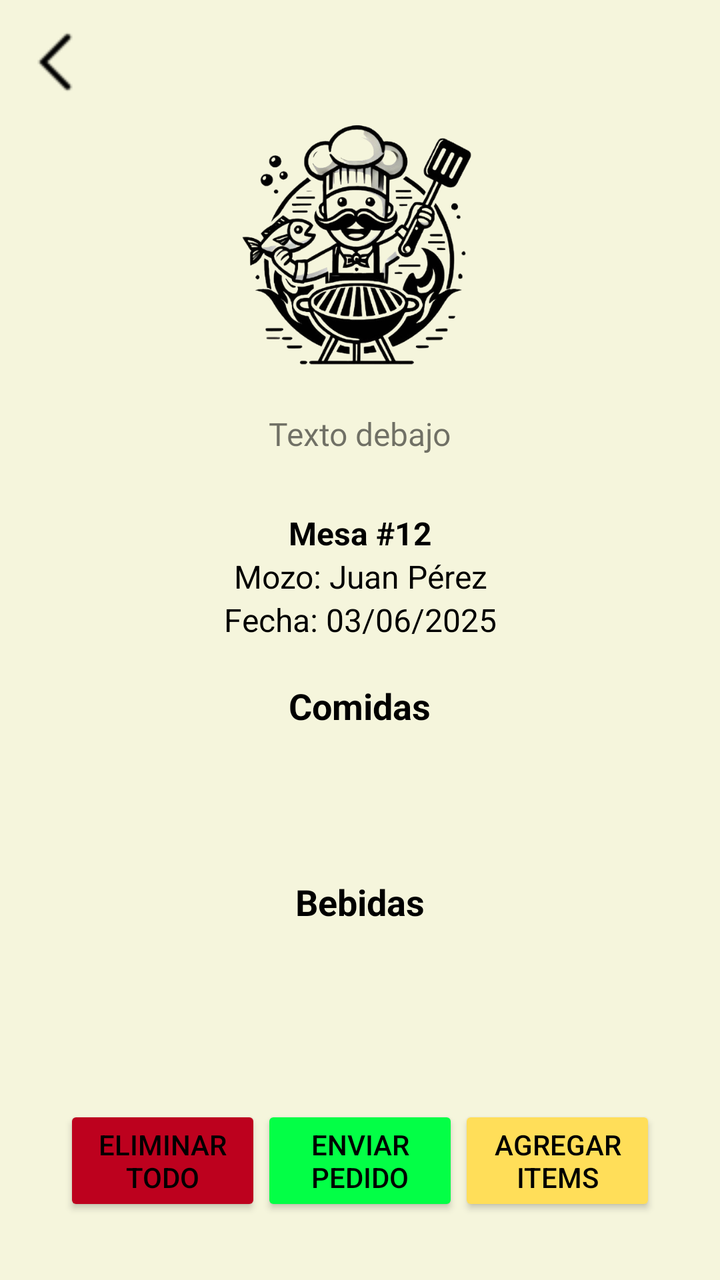
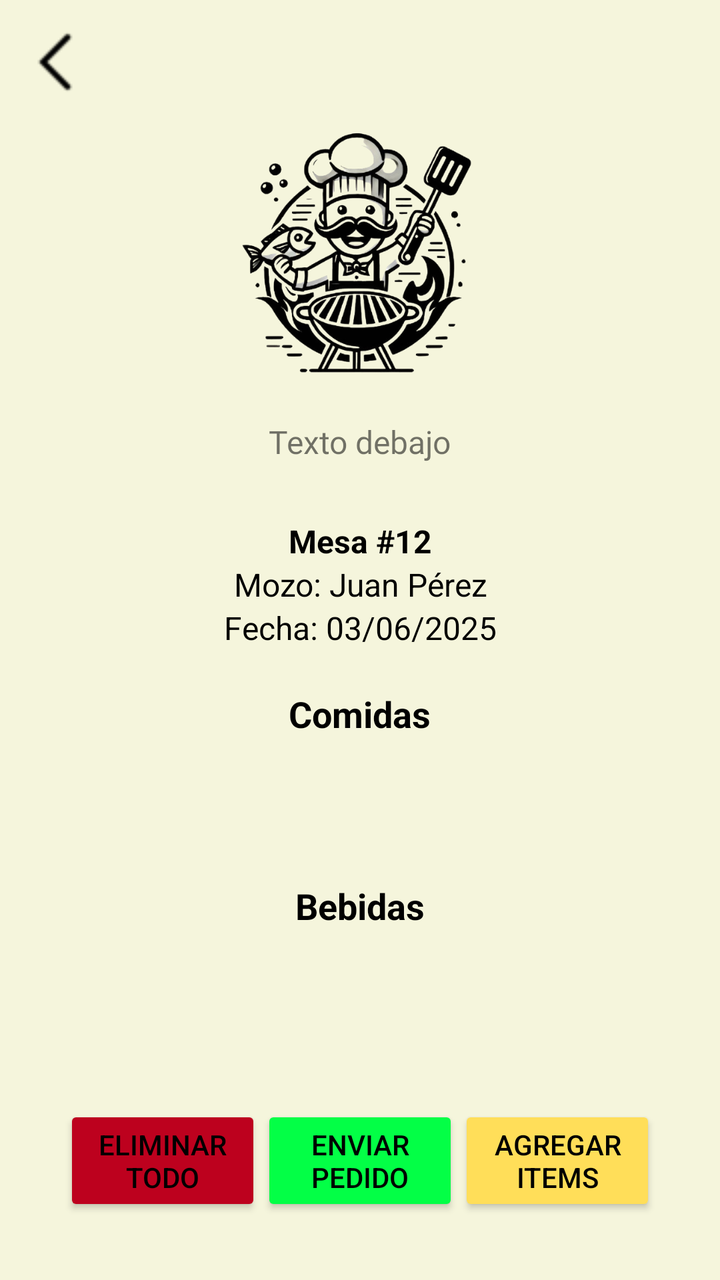

Before-and-after screenshots of an Android layout around one commit, followed by the original layout XML and the change that was made.
<!-- AndroidManifest.xml: application theme Theme.Practica_04 -->
<!-- res/layout/activity_6_pedido.xml -->
<?xml version="1.0" encoding="utf-8"?>
<LinearLayout xmlns:android="http://schemas.android.com/apk/res/android"
    xmlns:app="http://schemas.android.com/apk/res-auto"
    android:layout_width="match_parent"
    android:layout_height="match_parent"
    android:orientation="vertical"
    android:padding="16dp"
    android:gravity="center"
    android:background="#F5F5DC">

    <LinearLayout
        android:layout_width="match_parent"
        android:layout_height="wrap_content"
        android:gravity="start"
        android:layout_marginBottom="8dp">

        <ImageButton
            android:id="@+id/btnBack"
            android:layout_width="wrap_content"
            android:layout_height="wrap_content"
            android:background="@android:color/transparent"
            android:src="@drawable/back_icon"/>
    </LinearLayout>

    <include
        android:id="@+id/textPedido"
        layout="@layout/componente_imagen_logo"/>

    <LinearLayout
        android:layout_width="match_parent"
        android:layout_height="wrap_content"
        android:orientation="vertical"
        android:padding="12dp"
        android:gravity="center"
        android:layout_marginBottom="8dp"> 

        <TextView
            android:id="@+id/textMesaNumero"
            android:layout_width="match_parent"
            android:layout_height="wrap_content"
            android:text="Mesa #12"
            android:textSize="16sp"
            android:textStyle="bold"
            android:textColor="@android:color/black"
            android:gravity="center"/>

        <TextView
            android:id="@+id/textMozo"
            android:layout_width="match_parent"
            android:layout_height="wrap_content"
            android:text="Mozo: Juan Pérez"
            android:textSize="16sp"
            android:textColor="@android:color/black"
            android:gravity="center"/>

        <TextView
            android:id="@+id/textFecha"
            android:layout_width="match_parent"
            android:layout_height="wrap_content"
            android:text="Fecha: 03/06/2025"
            android:textSize="16sp"
            android:textColor="@android:color/black"
            android:gravity="center"/>
    </LinearLayout>


    
    <TextView
        android:layout_width="wrap_content"
        android:layout_height="wrap_content"
        android:text="Comidas"
        android:textSize="18sp"
        android:textStyle="bold"
        android:textColor="@android:color/black"/>

    <androidx.recyclerview.widget.RecyclerView
        android:id="@+id/recyclerComidas"
        android:layout_width="match_parent"
        android:layout_height="0dp"
        android:layout_weight="1"
        android:paddingBottom="8dp"/>

    
    <TextView
        android:layout_width="wrap_content"
        android:layout_height="wrap_content"
        android:text="Bebidas"
        android:textSize="18sp"
        android:textStyle="bold"
        android:textColor="@android:color/black"/>

    <androidx.recyclerview.widget.RecyclerView
        android:id="@+id/recyclerBebidas"
        android:layout_width="match_parent"
        android:layout_height="0dp"
        android:layout_weight="1"
        android:paddingBottom="8dp"/>
    <LinearLayout
        android:layout_width="match_parent"
        android:layout_height="wrap_content"
        android:orientation="horizontal"
        android:gravity="center"
        android:padding="16dp">

        <Button
            android:id="@+id/btnEliminarTodo"
            android:layout_width="0dp"
            android:layout_height="wrap_content"
            android:layout_weight="1"
            android:text="Eliminar Todo"
            android:fillViewport="true"
            android:textColor="@color/black"
            android:backgroundTint="@color/red_background"
            />

        <Button
            android:id="@+id/btnEnviarPedido"
            android:layout_width="0dp"
            android:layout_height="wrap_content"
            android:layout_weight="1"
            android:text="Enviar Pedido"
            android:fillViewport="true"
            android:backgroundTint="@color/green_second"
            android:textColor="@android:color/black"/>

        <Button
            android:id="@+id/btnAgregarProductos"
            android:layout_width="0dp"
            android:layout_height="wrap_content"
            android:layout_weight="1"
            android:text="Agregar Items"
            android:fillViewport="true"
            android:backgroundTint="@color/yellow_background"
            android:textColor="@android:color/black"/>
    </LinearLayout>

</LinearLayout>
<!-- res/layout/componente_imagen_logo.xml (included above) -->
<?xml version="1.0" encoding="utf-8"?>
<LinearLayout xmlns:android="http://schemas.android.com/apk/res/android"
    android:layout_width="wrap_content"
    android:layout_height="wrap_content"
    android:orientation="vertical"
    android:gravity="center_horizontal">

    <ImageView
        android:id="@+id/logo"
        android:layout_width="136dp"
        android:layout_height="136dp"
        android:src="@drawable/logo2"
        android:contentDescription="Imagen personalizada"
        android:layout_marginBottom="16dp"/>

    <TextView
        android:id="@+id/texto"
        android:layout_width="wrap_content"
        android:layout_height="wrap_content"
        android:text="Texto debajo"
        android:textSize="16sp"
        android:fontFamily="@font/inter_semibold"
        android:layout_marginBottom="16dp"/>
</LinearLayout>
<!-- resources referenced by this layout -->
<resources>
  <color name="black">#FF000000</color>
  <color name="green_second">#03FF46</color>
  <color name="red_background">#BD011E</color>
  <color name="yellow_background">#FFDE59</color>
  <!-- drawable back_icon: png bitmap (drawable, 637 bytes) -->
  <!-- drawable logo2: png bitmap (drawable, 216596 bytes) -->
  <style name="Theme.Practica_04" parent="Theme.AppCompat.Light.NoActionBar" />
</resources>

<!-- the commit's change to res/layout/activity_6_pedido.xml (unified diff, before → after) -->
@@ -5,22 +5,17 @@
     android:layout_height="match_parent"
     android:orientation="vertical"
     android:padding="16dp"
-    android:gravity="center"
+    android:gravity="center_horizontal"
     android:background="#F5F5DC">
 
-    <LinearLayout
-        android:layout_width="match_parent"
+    <ImageButton
+        android:id="@+id/btnBack"
+        android:layout_width="wrap_content"
         android:layout_height="wrap_content"
-        android:gravity="start"
-        android:layout_marginBottom="8dp">
-
-        <ImageButton
-            android:id="@+id/btnBack"
-            android:layout_width="wrap_content"
-            android:layout_height="wrap_content"
-            android:background="@android:color/transparent"
-            android:src="@drawable/back_icon"/>
-    </LinearLayout>
+        android:background="@android:color/transparent"
+        android:src="@drawable/back_icon"
+        android:layout_gravity="start"
+        android:layout_marginBottom="12dp"/>
 
     <include
         android:id="@+id/textPedido"
